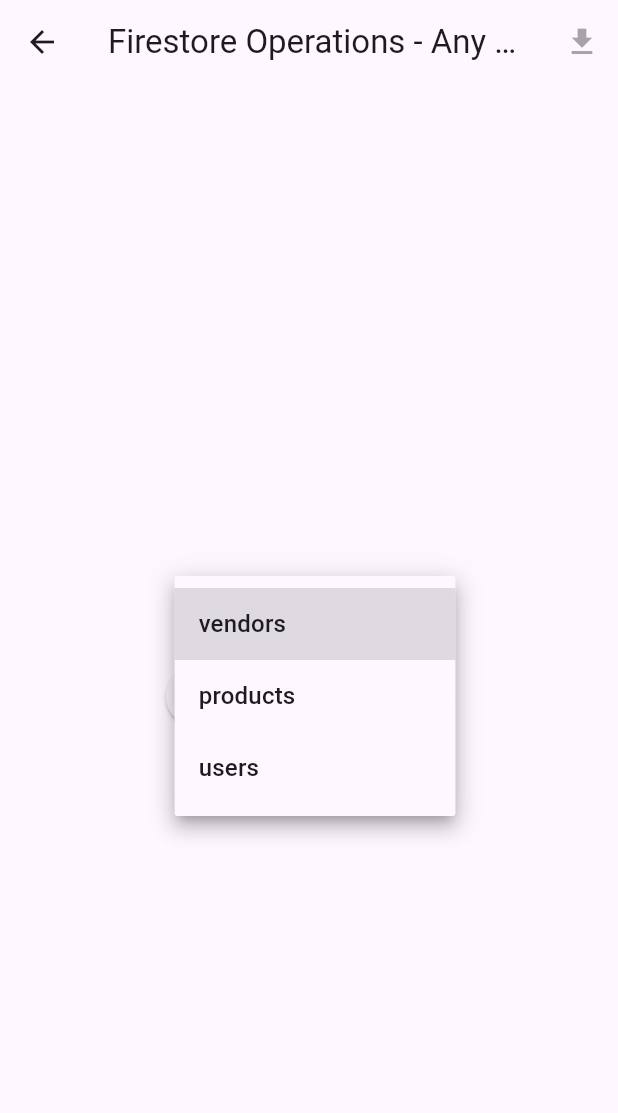
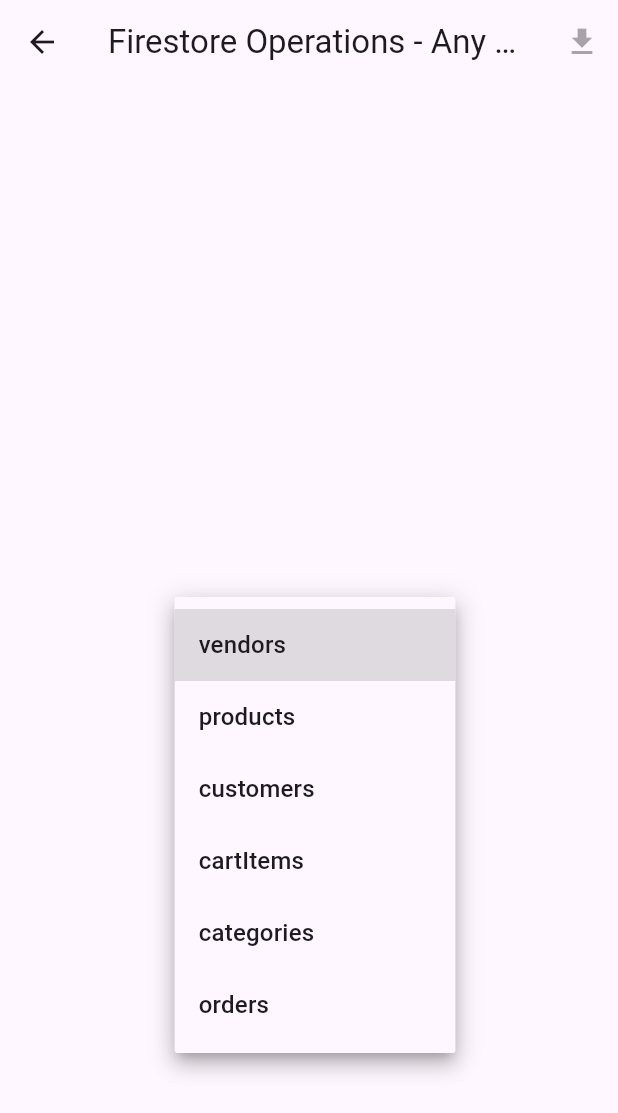
Before and after one commit to nisanray/megamart_admin, a Flutter app: the ViewFirestoreData screen opened directly, after a tap on "Select Collection", on a phone screen of 412 x 824 dp. Shown: the top 1113 px of the screen. Run offline on Flutter 3.47's test engine with Material 3 defaults, Android fonts, the phone set to English and light mode, and no system bars; our stand-ins replace cached_network_image, cloud_firestore, file_picker, firebase_auth, firebase_core, firebase_storage and 2 more; accounts and stored records are empty.

```diff
--- a/lib/utils/firestore_collection_manager.dart
+++ b/lib/utils/firestore_collection_manager.dart
@@ -4,7 +4,7 @@ import 'package:cloud_firestore/cloud_firestore.dart';
 
 class CollectionManager {
   final FirebaseFirestore firestore = FirebaseFirestore.instance;
-  List<String> collections = ['vendors', 'products', 'users']; // Manually maintained list of collections
+  List<String> collections = ['vendors', 'products', 'customers','cartItems','categories','orders']; // Manually maintained list of collections
 
   Future<List<String>> fetchCollections() async {
     try {
--- a/lib/views/admin/raw_data/view_firestore_data.dart
+++ b/lib/views/admin/raw_data/view_firestore_data.dart
@@ -6,7 +6,6 @@ import 'package:intl/intl.dart';
 import 'package:path_provider/path_provider.dart';
 
 import '../../../utils/firestore_collection_manager.dart';
-// import 'collection_manager.dart'; // Import the collection manager
 
 class ViewFirestoreData extends StatefulWidget {
   @override
@@ -15,7 +14,7 @@ class ViewFirestoreData extends StatefulWidget {
 
 class _ViewFirestoreDataState extends State<ViewFirestoreData> {
   final CollectionManager collectionManager = CollectionManager();
-  FirebaseFirestore firestore = FirebaseFirestore.instance; // Initialize Firestore instance
+  FirebaseFirestore firestore = FirebaseFirestore.instance;
   String? selectedCollection;
   String? selectedDocumentId;
   List<String> collections = [];
@@ -135,12 +134,17 @@ class _ViewFirestoreDataState extends State<ViewFirestoreData> {
 
     try {
       Map<String, dynamic> data = await collectionManager.fetchDocumentData(selectedCollection!, documentId);
+
+      // Add the collection name to the data
+      data['collection_name'] = selectedCollection;
+
       String jsonString = _formatJson(jsonEncode(data, toEncodable: customEncode));
       await saveJsonToFile(jsonString, '${documentId}_document.json');
     } catch (e) {
       showMessage('Error downloading document data: $e');
     }
   }
+
 
   String _formatJson(String jsonString) {
     var encoder = JsonEncoder.withIndent('  ');
@@ -270,11 +274,15 @@ class _ViewFirestoreDataState extends State<ViewFirestoreData> {
                   );
                 }).toList(),
               ),
-            if (!isFetchingCollections && hasMoreCollections)
-              ElevatedButton(
-                onPressed: () => fetchCollections(isInitialLoad: false),
-                child: Text('Load More Collections'),
-              ),
+            SizedBox(
+              height: 10,
+            ),
+
+            // if (!isFetchingCollections && hasMoreCollections)
+            //   ElevatedButton(
+            //     onPressed: () => fetchCollections(isInitialLoad: false),
+            //     child: Text('Load More Collections'),
+            //   ),
             if (documentIds.isEmpty && selectedCollection != null && !isFetchingDocumentIds)
               Text('No document IDs found.'),
             if (documentIds.isNotEmpty)
@@ -299,6 +307,10 @@ class _ViewFirestoreDataState extends State<ViewFirestoreData> {
                 padding: const EdgeInsets.all(8.0),
                 child: CircularProgressIndicator(),
               ),
+            SizedBox(
+              height: 10,
+            ),
+
             if (!isFetchingDocumentIds && hasMoreDocumentIds && selectedCollection != null)
               ElevatedButton(
                 onPressed: () => fetchDocumentIds(isInitialLoad: false),
--- a/pubspec.yaml
+++ b/pubspec.yaml
@@ -55,7 +55,7 @@ dependencies:
   intl:
   cached_network_image:
   json_annotation:
-  path_provider:
+  path_provider: ^2.0.11
 
 
 dev_dependencies:
```
